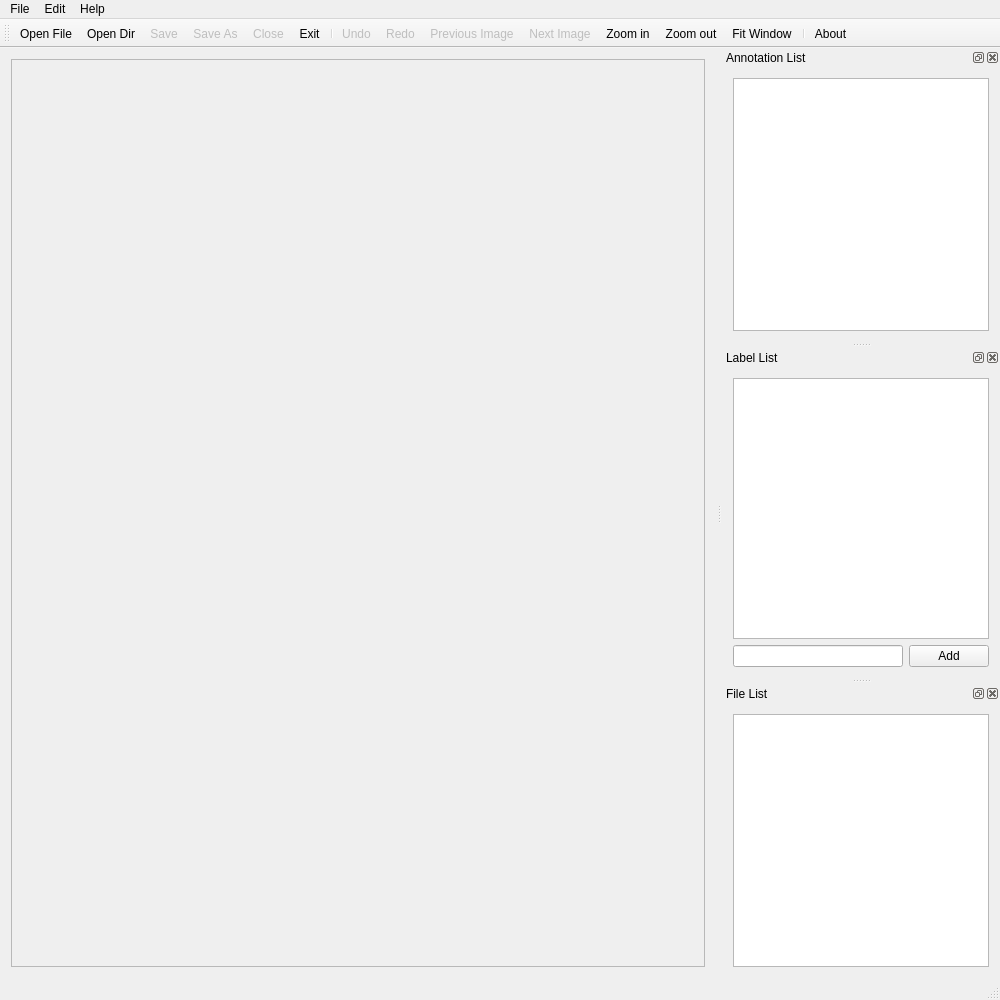
This is mainwindow.ui in Manchery/ImageLabeler as Qt 5 draws it before an edit. The edited form follows.
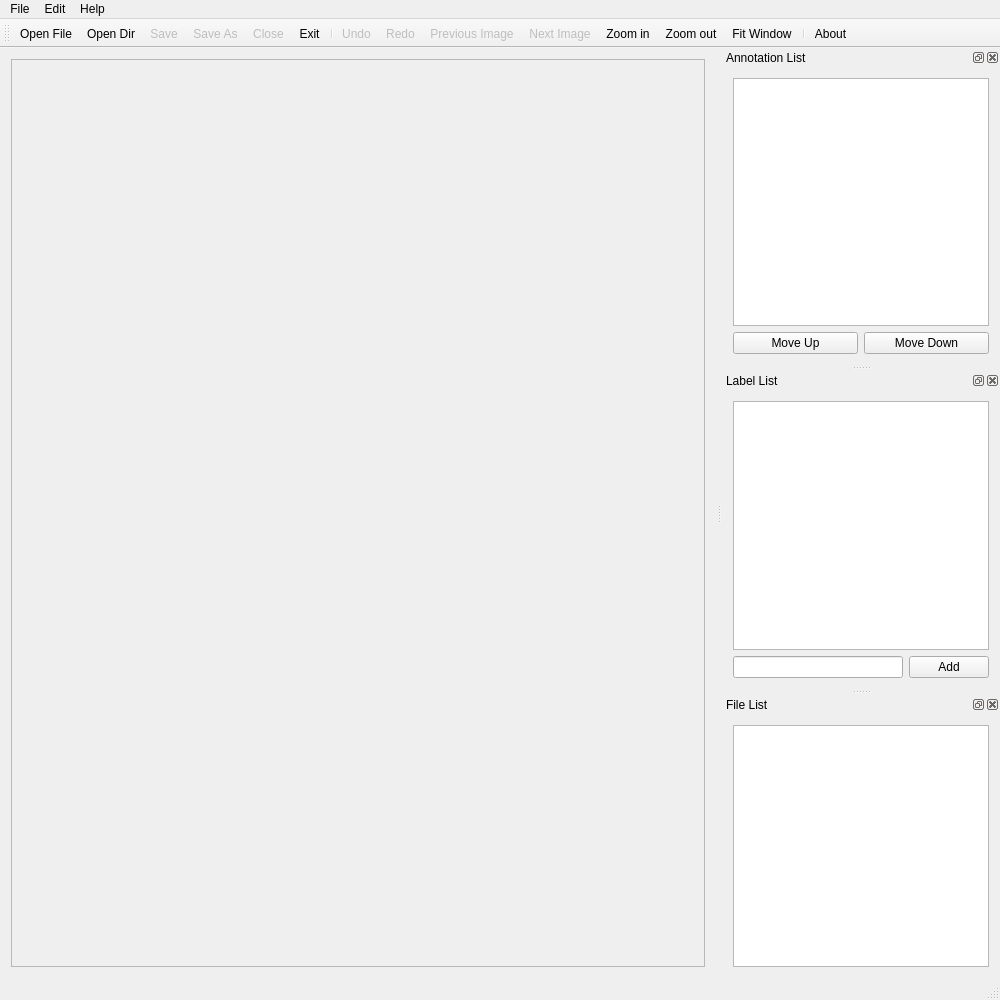
This is the edited form. Icons and pictures are not drawn. Custom widgets are drawn as their Qt base class.

Commit message: segment anno move up/down

The edit to the form file:
```diff
--- a/mainwindow.ui
+++ b/mainwindow.ui
@@ -119,6 +119,24 @@
      <item>
       <widget class="LabelListWidget" name="annoListWidget"/>
      </item>
+     <item>
+      <layout class="QHBoxLayout" name="horizontalLayout_3">
+       <item>
+        <widget class="QPushButton" name="pushButton_moveUp">
+         <property name="text">
+          <string>Move Up</string>
+         </property>
+        </widget>
+       </item>
+       <item>
+        <widget class="QPushButton" name="pushButton_moveDown">
+         <property name="text">
+          <string>Move Down</string>
+         </property>
+        </widget>
+       </item>
+      </layout>
+     </item>
     </layout>
    </widget>
   </widget>
```
The commit also changes 8 other files.
